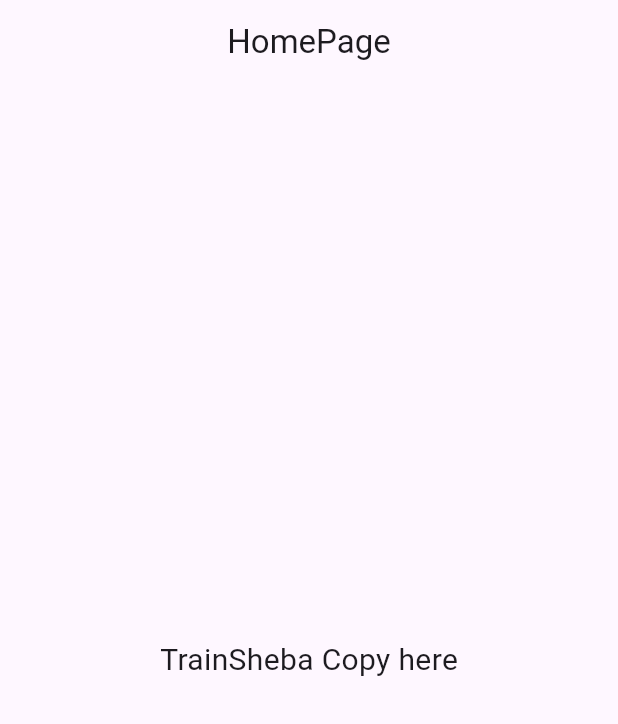
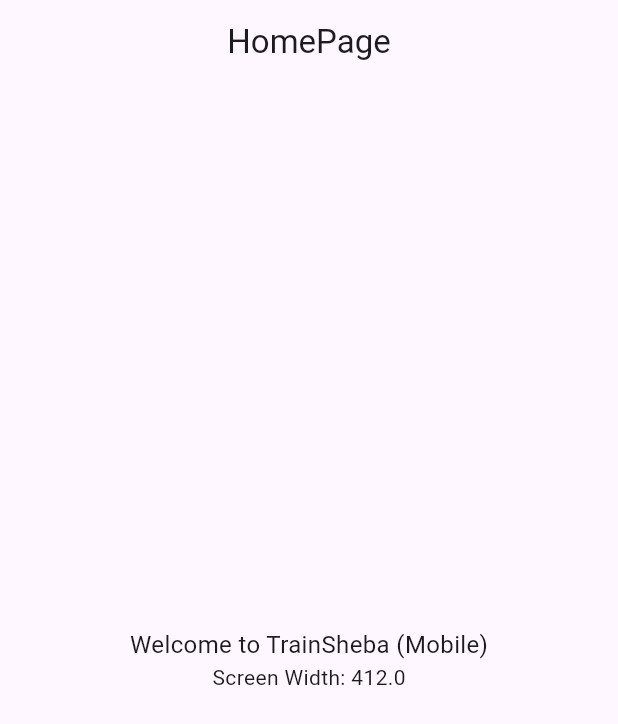
Before and after one commit to mzahin01/tc, a Flutter app: the screen it shows after launch, on a phone screen of 412 x 824 dp. Shown: the top 724 px of the screen. Run offline on Flutter 3.47's test engine with Material 3 defaults, Android fonts, the phone set to English and light mode, and no system bars; our stand-ins replace cached_network_image, flutter_screenutil, flutter_svg, get, lottie.

Commit message:
why not working?

```diff
--- a/lib/app/modules/home/controllers/home_controller.dart
+++ b/lib/app/modules/home/controllers/home_controller.dart
@@ -1,3 +1,15 @@
 import 'package:get/get.dart';
 
-class HomeController extends GetxController {}
+class HomeController extends GetxController {
+  late RxDouble screenWidth;
+  late RxDouble desktopBreakpoint;
+  late RxDouble tabletBreakpoint;
+
+  @override
+  void onInit() {
+    super.onInit();
+    screenWidth = Get.width.obs;
+    desktopBreakpoint = 1200.0.obs;
+    tabletBreakpoint = 800.0.obs;
+  }
+}
--- a/lib/app/modules/home/views/home_view.dart
+++ b/lib/app/modules/home/views/home_view.dart
@@ -1,11 +1,10 @@
 import 'package:flutter/material.dart';
-
 import 'package:get/get.dart';
-
 import '../controllers/home_controller.dart';
 
 class HomeView extends GetView<HomeController> {
   const HomeView({super.key});
+
   @override
   Widget build(BuildContext context) {
     return Scaffold(
@@ -13,12 +12,64 @@ class HomeView extends GetView<HomeController> {
         title: const Text('HomePage'),
         centerTitle: true,
       ),
-      body: const Center(
-        child: Text(
-          'TrainSheba Copy here',
-          style: TextStyle(fontSize: 20),
-        ),
-      ),
+      body: Center(
+          child: controller.screenWidth.value >
+                  controller.desktopBreakpoint.value
+              ? buildDesktopView()
+              : controller.screenWidth.value > controller.tabletBreakpoint.value
+                  ? buildTabletView()
+                  : buildMobileView()),
     );
   }
+
+  // Mobile layout
+  Widget buildMobileView() {
+    return Obx(() => Column(
+          mainAxisAlignment: MainAxisAlignment.center,
+          children: [
+            const Text(
+              'Welcome to TrainSheba (Mobile)',
+              style: TextStyle(fontSize: 16),
+            ),
+            Text(
+              'Screen Width: ${controller.screenWidth.value}',
+              style: const TextStyle(fontSize: 14),
+            ),
+          ],
+        ));
+  }
+
+  // Tablet layout
+  Widget buildTabletView() {
+    return Obx(() => Column(
+          mainAxisAlignment: MainAxisAlignment.center,
+          children: [
+            const Text(
+              'Welcome to TrainSheba (Tablet)',
+              style: TextStyle(fontSize: 18),
+            ),
+            Text(
+              'Screen Width: ${controller.screenWidth.value}',
+              style: const TextStyle(fontSize: 16),
+            ),
+          ],
+        ));
+  }
+
+  // Desktop layout
+  Widget buildDesktopView() {
+    return Obx(() => Row(
+          mainAxisAlignment: MainAxisAlignment.center,
+          children: [
+            const Text(
+              'Welcome to TrainSheba (Desktop)',
+              style: TextStyle(fontSize: 20),
+            ),
+            Text(
+              'Screen Width: ${controller.screenWidth.value}',
+              style: const TextStyle(fontSize: 18),
+            ),
+          ],
+        ));
+  }
 }
```
Also changed, not shown: 3 other files.
